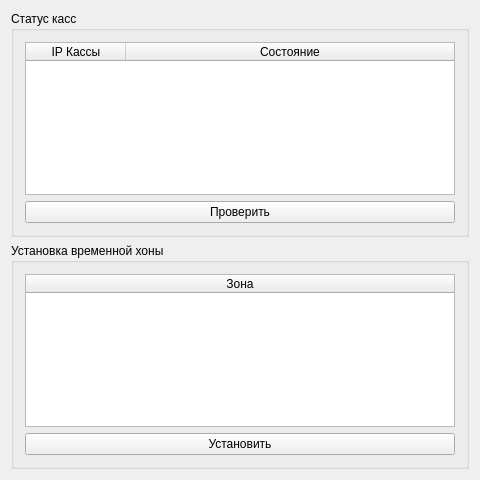
Above: mainwidget.ui from axisd/ukmtime before the change. Below: the same form after it.
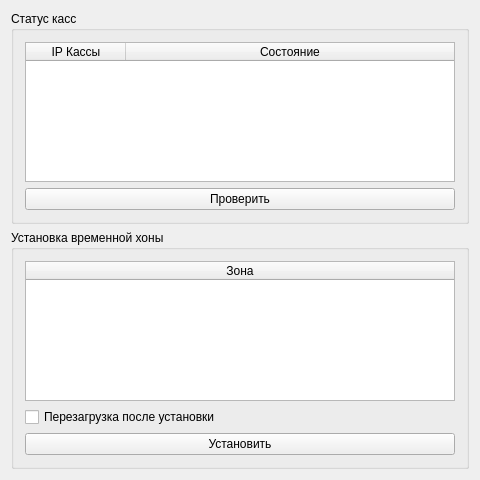
That is the form after the change.

Commit message: Добавлена возможность перезагрузки касс после установки Откорректированы сообщения в скриптах

What changed in the file:
```diff
--- a/mainwidget.ui
+++ b/mainwidget.ui
@@ -50,6 +50,13 @@
         </column>
        </widget>
       </item>
+      <item>
+       <widget class="QCheckBox" name="rebootCheckBox">
+        <property name="text">
+         <string>Перезагрузка после установки</string>
+        </property>
+       </widget>
+      </item>
       <item>
        <widget class="QPushButton" name="setButton">
         <property name="text">
```
The commit also changes 8 other files.
